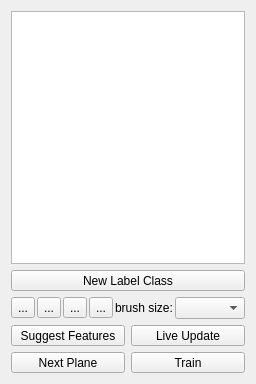
ilastik/ilastik, file ilastik/workflows/voxelSegmentation/labelingDrawer.ui: the form before one commit.
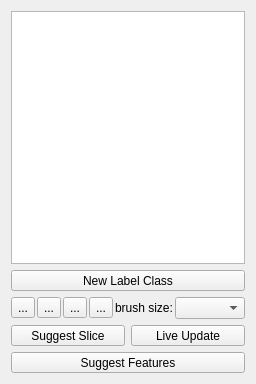
The form after the commit. Icons and pictures are not drawn. Custom widgets are drawn as their Qt base class.

Patch:
```diff
--- a/ilastik/workflows/voxelSegmentation/labelingDrawer.ui
+++ b/ilastik/workflows/voxelSegmentation/labelingDrawer.ui
@@ -148,7 +148,7 @@
    <item>
     <layout class="QHBoxLayout" name="horizontalLayout_2">
      <item>
-      <widget class="QToolButton" name="suggestFeaturesButton">
+      <widget class="QToolButton" name="bestAnnotationPlaneButton">
        <property name="sizePolicy">
         <sizepolicy hsizetype="Expanding" vsizetype="Fixed">
          <horstretch>0</horstretch>
@@ -159,7 +159,7 @@
         <string>Suggest which features to use for prediction</string>
        </property>
        <property name="text">
-        <string>Suggest Features</string>
+        <string>Suggest Slice</string>
        </property>
        <property name="checkable">
         <bool>false</bool>
@@ -167,6 +167,12 @@
        <property name="toolButtonStyle">
         <enum>Qt::ToolButtonTextBesideIcon</enum>
        </property>
+       <property name="toolTip">
+        <string>Suggest slice to use for training with max. uncertainty</string>
+       </property>
+       <property name="autoRaise">
+        <bool>false</bool>
+       </property>
       </widget>
      </item>
      <item>
@@ -193,7 +199,7 @@
    <item>
     <layout class="QHBoxLayout" name="horizontalLayout_3">
      <item>
-      <widget class="QToolButton" name="nextPlaneButton">
+      <widget class="QToolButton" name="suggestFeaturesButton">
        <property name="sizePolicy">
         <sizepolicy hsizetype="Expanding" vsizetype="Fixed">
          <horstretch>0</horstretch>
@@ -201,39 +207,17 @@
         </sizepolicy>
        </property>
        <property name="text">
-        <string>Next Plane</string>
+        <string>Suggest Features</string>
        </property>
        <property name="checkable">
         <bool>false</bool>
        </property>
-       <property name="toolButtonStyle">
-        <enum>Qt::ToolButtonTextBesideIcon</enum>
-       </property>
-       <property name="autoRaise">
+       <property name="visible">
         <bool>false</bool>
        </property>
-      </widget>
-     </item>
-     <item>
-      <widget class="QToolButton" name="trainButton">
-       <property name="sizePolicy">
-        <sizepolicy hsizetype="Expanding" vsizetype="Fixed">
-         <horstretch>0</horstretch>
-         <verstretch>0</verstretch>
-        </sizepolicy>
-       </property>
-       <property name="text">
-        <string>Train</string>
-       </property>
-       <property name="checkable">
-        <bool>false</bool>
-       </property>
        <property name="toolButtonStyle">
         <enum>Qt::ToolButtonTextBesideIcon</enum>
        </property>
-       <property name="autoRaise">
-        <bool>false</bool>
-       </property>
       </widget>
      </item>
     </layout>
```
Left out of the diff: 6 changed lines with no effect on the pictures.
